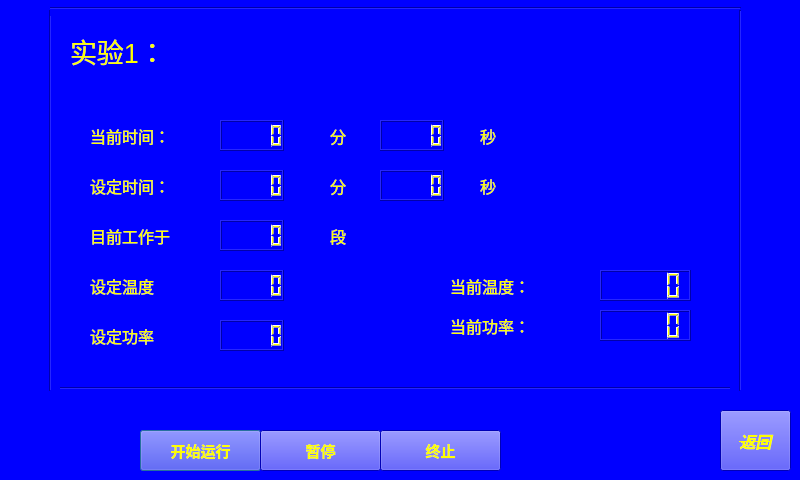
First picture: the form in running_1.ui, repository wanghao-xznu/untitled2, before the edit.
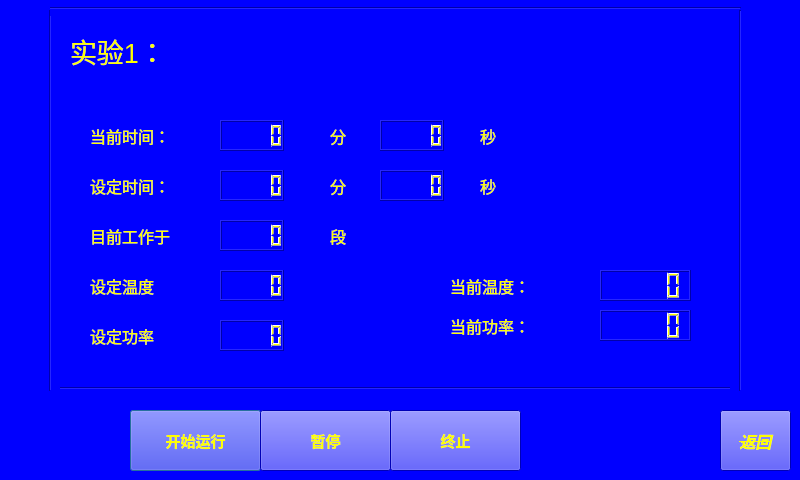
Second picture: the form after the edit.

Commit message: in running_page make  start stop pause big than before

Diff of the .ui file:
```diff
--- a/running_1.ui
+++ b/running_1.ui
@@ -420,10 +420,10 @@
   <widget class="QPushButton" name="pushButton">
    <property name="geometry">
     <rect>
-     <x>140</x>
-     <y>430</y>
-     <width>121</width>
-     <height>41</height>
+     <x>130</x>
+     <y>410</y>
+     <width>131</width>
+     <height>61</height>
     </rect>
    </property>
    <property name="font">
@@ -441,9 +441,9 @@
    <property name="geometry">
     <rect>
      <x>260</x>
-     <y>430</y>
-     <width>121</width>
-     <height>41</height>
+     <y>410</y>
+     <width>131</width>
+     <height>61</height>
     </rect>
    </property>
    <property name="font">
@@ -460,10 +460,10 @@
   <widget class="QPushButton" name="pushButton_3">
    <property name="geometry">
     <rect>
-     <x>380</x>
-     <y>430</y>
-     <width>121</width>
-     <height>41</height>
+     <x>390</x>
+     <y>410</y>
+     <width>131</width>
+     <height>61</height>
     </rect>
    </property>
    <property name="font">
```
The commit also changes 4 other files.
